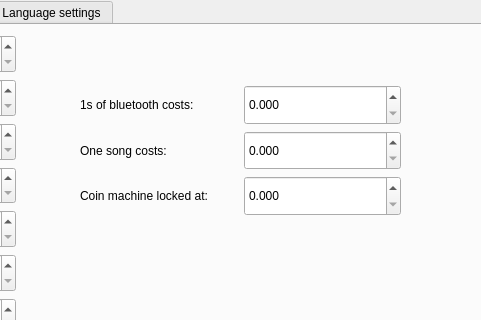
Before: the Qt Designer form blue-app/ui/ui-design/Settings.ui in matus-u/sz-bluetooth, drawn with Qt 5; both pictures show x 223 to 704 and y 0 to 320 of the 940 by 443 pixel window.
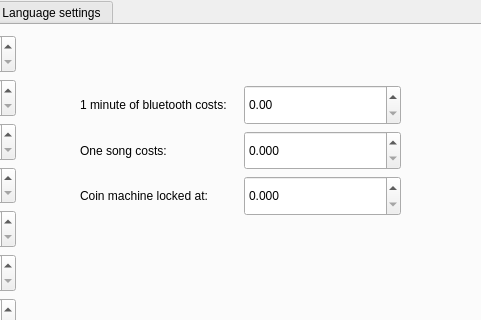
After: the same form once the commit is applied. The open tabs and pages were chosen to show the change.

Commit message: currencies and string of values, recomputed values to minutes

What changed in the file:
```diff
--- a/blue-app/ui/ui-design/Settings.ui
+++ b/blue-app/ui/ui-design/Settings.ui
@@ -463,7 +463,7 @@
       <item row="0" column="0">
        <widget class="QLabel" name="label_10">
         <property name="text">
-         <string>1s of bluetooth costs:</string>
+         <string>1 minute of bluetooth costs:</string>
         </property>
        </widget>
       </item>
@@ -476,7 +476,7 @@
          </sizepolicy>
         </property>
         <property name="decimals">
-         <number>3</number>
+         <number>2</number>
         </property>
         <property name="maximum">
          <double>999.990000000000009</double>
```
Left out of the diff: 2 changed lines with no effect on the pictures. The commit also changes 8 other files.
